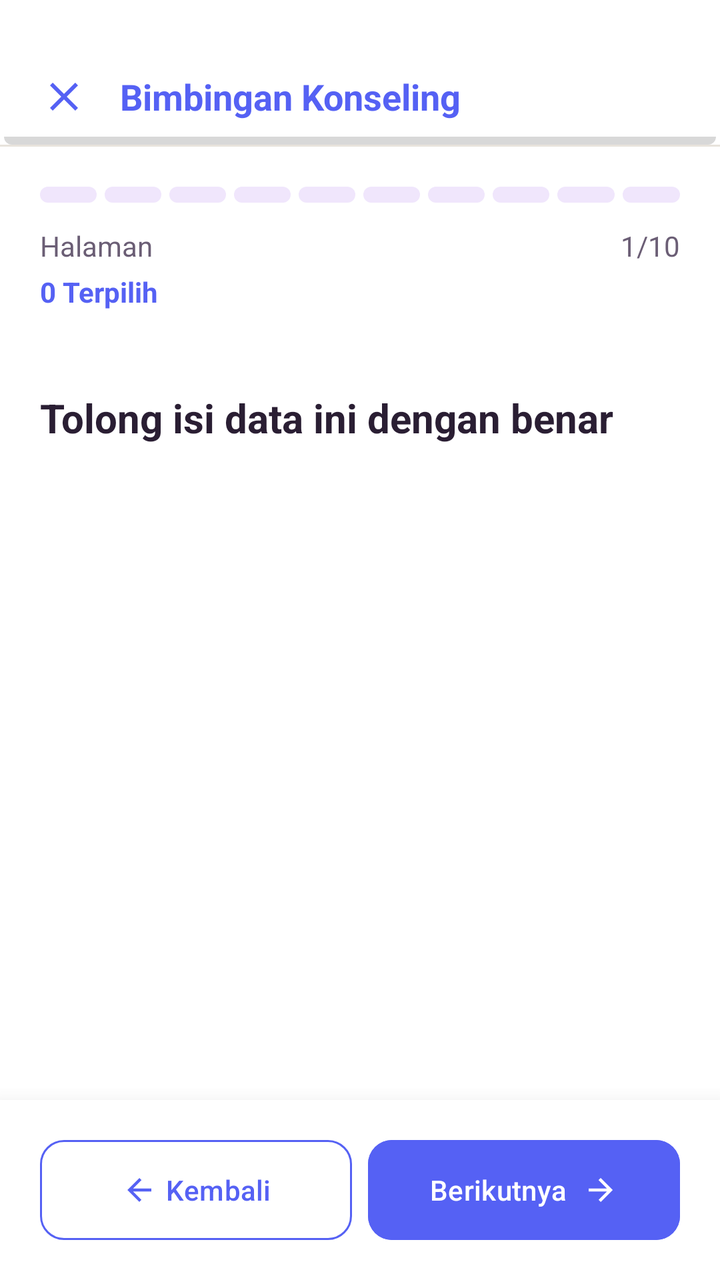
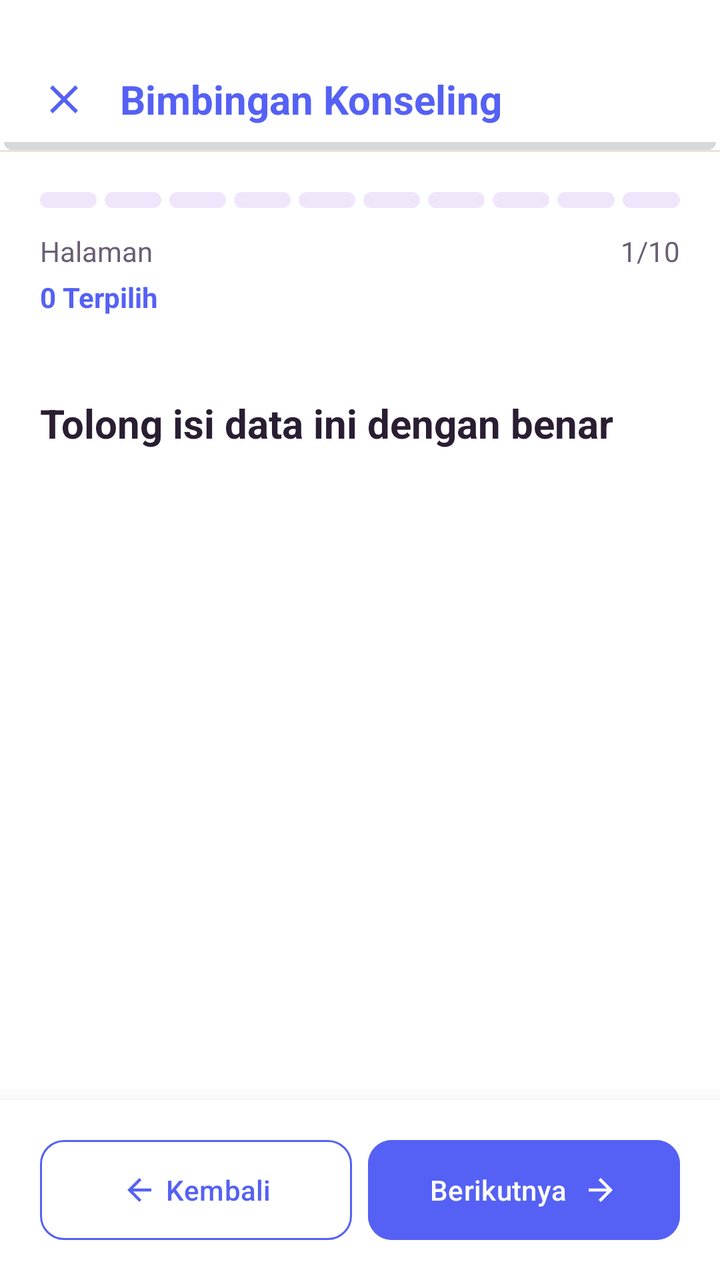

Compare the two renders of this Android layout. The source of the first and the diff that turns it into the second are given below.
<!-- AndroidManifest.xml: application theme Theme.BkNova -->
<!-- res/layout/fragment_form_aum_siswa.xml -->
<?xml version="1.0" encoding="utf-8"?>
<androidx.constraintlayout.widget.ConstraintLayout xmlns:android="http://schemas.android.com/apk/res/android"
    xmlns:app="http://schemas.android.com/apk/res-auto"
    xmlns:tools="http://schemas.android.com/tools"
    android:layout_width="match_parent"
    android:layout_height="match_parent"
    android:background="@color/white"
    tools:context=".fragment.FormAumFragment">

    
    <androidx.constraintlayout.widget.ConstraintLayout
        android:id="@+id/header"
        android:layout_width="match_parent"
        android:layout_height="wrap_content"
        android:paddingTop="36dp"
        android:paddingBottom="12dp"
        android:paddingHorizontal="20dp"
        android:background="@drawable/bg_header"
        app:layout_constraintTop_toTopOf="parent">

        <ImageView
            android:id="@+id/btn_close"
            android:layout_width="24dp"
            android:layout_height="24dp"
            android:contentDescription="@string/cd_tutup"
            android:src="@drawable/ic_close"
            app:layout_constraintBottom_toBottomOf="parent"
            app:layout_constraintStart_toStartOf="parent"
            app:layout_constraintTop_toTopOf="parent"
            app:tint="@color/brand_primary" />

        <TextView
            android:layout_width="wrap_content"
            android:layout_height="wrap_content"
            android:layout_marginStart="16dp"
            android:text="@string/bk"
            android:textColor="@color/brand_primary"
            android:textSize="18sp"
            android:textStyle="bold"
            app:layout_constraintBottom_toBottomOf="parent"
            app:layout_constraintStart_toEndOf="@id/btn_close"
            app:layout_constraintTop_toTopOf="parent" />


    </androidx.constraintlayout.widget.ConstraintLayout>

    <View
        android:id="@+id/divider_header"
        android:layout_width="match_parent"
        android:layout_height="1dp"
        android:background="@color/divider_color"
        app:layout_constraintTop_toBottomOf="@id/header" />

    
    <LinearLayout
        android:id="@+id/progress_section"
        android:layout_width="match_parent"
        android:layout_height="wrap_content"
        android:orientation="vertical"
        android:padding="20dp"
        app:layout_constraintTop_toBottomOf="@id/divider_header">

        
        <LinearLayout
            android:id="@+id/container_progress_bars"
            android:layout_width="match_parent"
            android:layout_height="8dp"
            android:orientation="horizontal"
            android:weightSum="10">

            
            <View android:id="@+id/step_1" android:layout_width="0dp" android:layout_height="match_parent" android:layout_weight="1" android:layout_marginEnd="4dp" android:background="@drawable/bg_progress_segment" />
            <View android:id="@+id/step_2" android:layout_width="0dp" android:layout_height="match_parent" android:layout_weight="1" android:layout_marginEnd="4dp" android:background="@drawable/bg_progress_segment" />
            <View android:id="@+id/step_3" android:layout_width="0dp" android:layout_height="match_parent" android:layout_weight="1" android:layout_marginEnd="4dp" android:background="@drawable/bg_progress_segment" />
            <View android:id="@+id/step_4" android:layout_width="0dp" android:layout_height="match_parent" android:layout_weight="1" android:layout_marginEnd="4dp" android:background="@drawable/bg_progress_segment" />
            <View android:id="@+id/step_5" android:layout_width="0dp" android:layout_height="match_parent" android:layout_weight="1" android:layout_marginEnd="4dp" android:background="@drawable/bg_progress_segment" />
            <View android:id="@+id/step_6" android:layout_width="0dp" android:layout_height="match_parent" android:layout_weight="1" android:layout_marginEnd="4dp" android:background="@drawable/bg_progress_segment" />
            <View android:id="@+id/step_7" android:layout_width="0dp" android:layout_height="match_parent" android:layout_weight="1" android:layout_marginEnd="4dp" android:background="@drawable/bg_progress_segment" />
            <View android:id="@+id/step_8" android:layout_width="0dp" android:layout_height="match_parent" android:layout_weight="1" android:layout_marginEnd="4dp" android:background="@drawable/bg_progress_segment" />
            <View android:id="@+id/step_9" android:layout_width="0dp" android:layout_height="match_parent" android:layout_weight="1" android:layout_marginEnd="4dp" android:background="@drawable/bg_progress_segment" />
            <View android:id="@+id/step_10" android:layout_width="0dp" android:layout_height="match_parent" android:layout_weight="1" android:background="@drawable/bg_progress_segment" />

        </LinearLayout>

        <RelativeLayout
            android:layout_width="match_parent"
            android:layout_height="wrap_content"
            android:layout_marginTop="12dp">

            <TextView
                android:id="@+id/tv_progress_label"
                android:layout_width="wrap_content"
                android:layout_height="wrap_content"
                android:layout_alignParentStart="true"
                android:text="Halaman"
                android:textColor="@color/text_color_secondary"
                android:textSize="14sp" />

            <TextView
                android:id="@+id/tv_progress_percent"
                android:layout_width="wrap_content"
                android:layout_height="wrap_content"
                android:layout_alignParentEnd="true"
                android:text="1/10"
                android:textColor="@color/text_color_secondary"
                android:textSize="14sp" />

            <TextView
                android:id="@+id/tv_selected_count"
                android:layout_width="wrap_content"
                android:layout_height="wrap_content"
                android:layout_below="@id/tv_progress_label"
                android:layout_alignParentStart="true"
                android:layout_marginTop="4dp"
                android:text="0 Terpilih"
                android:textColor="@color/brand_primary"
                android:textSize="14sp"
                android:textStyle="bold" />

        </RelativeLayout>

    </LinearLayout>

    
    <androidx.core.widget.NestedScrollView
        android:id="@+id/scroll_view_content"
        android:layout_width="match_parent"
        android:layout_height="0dp"
        android:fillViewport="true"
        app:layout_constraintBottom_toTopOf="@id/bottom_nav"
        app:layout_constraintTop_toBottomOf="@id/progress_section">

        <LinearLayout
            android:layout_width="match_parent"
            android:layout_height="wrap_content"
            android:orientation="vertical"
            android:padding="20dp">

            <TextView
                android:id="@+id/tv_question_title"
                android:layout_width="match_parent"
                android:layout_height="wrap_content"

                android:text="@string/aum_q1_text"
                android:textColor="@color/text_color_primary"
                android:textSize="20sp"
                android:textStyle="bold" />

            <LinearLayout
                android:id="@+id/container_options"
                android:layout_width="match_parent"
                android:layout_height="wrap_content"
                android:layout_marginTop="24dp"
                android:orientation="vertical">

                

            </LinearLayout>

        </LinearLayout>
    </androidx.core.widget.NestedScrollView>

    
    <LinearLayout
        android:id="@+id/bottom_nav"
        android:layout_width="match_parent"
        android:layout_height="wrap_content"
        android:background="@color/white"
        android:elevation="16dp"
        android:orientation="horizontal"
        android:padding="20dp"
        android:gravity="center"
        android:fitsSystemWindows="true"
        app:layout_constraintBottom_toBottomOf="parent"
        app:layout_constraintStart_toStartOf="parent"
        app:layout_constraintEnd_toEndOf="parent">

        <com.google.android.material.button.MaterialButton
            android:id="@+id/btn_back"
            style="@style/Widget.Material3.Button.OutlinedButton"
            android:layout_width="0dp"
            android:layout_height="50dp"
            android:layout_marginEnd="4dp"
            android:layout_weight="1"
            android:text="@string/btn_kembali"
            android:textAllCaps="false"
            android:textColor="@color/brand_primary"
            android:insetTop="0dp"
            android:insetBottom="0dp"
            app:cornerRadius="12dp"
            app:icon="@drawable/ic_arrow_back"
            app:iconGravity="textStart"
            app:iconTint="@color/brand_primary"
            app:strokeColor="@color/brand_primary" />

        <com.google.android.material.button.MaterialButton
            android:id="@+id/btn_next"
            android:layout_width="0dp"
            android:layout_height="50dp"
            android:layout_marginStart="4dp"
            android:layout_weight="1"
            android:backgroundTint="@color/brand_primary"
            android:text="@string/btn_selanjutnya"
            android:textAllCaps="false"
            android:textColor="@color/white"
            android:insetTop="0dp"
            android:insetBottom="0dp"
            app:cornerRadius="12dp"
            app:icon="@drawable/ic_arrow_forward"
            app:iconGravity="textEnd"
            app:iconTint="@color/white" />

    </LinearLayout>

</androidx.constraintlayout.widget.ConstraintLayout>
<!-- resources referenced by this layout -->
<resources>
  <color name="brand_primary">#5561F4</color>
  <color name="divider_color">#E8E3DC</color>
  <color name="text_color_primary">#2A1E33</color>
  <color name="text_color_secondary">#6B5E75</color>
  <color name="white">#FFFFFFFF</color>
  <!-- drawable bg_header (drawable) -->
  <?xml version="1.0" encoding="utf-8"?>
  <layer-list xmlns:android="http://schemas.android.com/apk/res/android">
  
      
      <item
          android:left="2dp"
          android:right="2dp"
          android:top="4dp">
          <shape android:shape="rectangle">
              <solid android:color="#27000000"/>
              <corners android:radius="4dp" />
          </shape>
      </item>
  
      
      <item
          android:right="0dp"
          android:bottom="4dp">
          <shape android:shape="rectangle">
              <solid android:color="#FFFFFF" />
          </shape>
      </item>
  
  </layer-list>
  <!-- drawable bg_progress_segment (drawable) -->
  <?xml version="1.0" encoding="utf-8"?>
  <shape xmlns:android="http://schemas.android.com/apk/res/android"
      android:shape="rectangle">
      <corners android:radius="100dp" />
      <solid android:color="@color/brand_soft" />
  </shape>
  <!-- drawable ic_arrow_back (drawable) -->
  <vector xmlns:android="http://schemas.android.com/apk/res/android"
      android:width="24dp"
      android:height="24dp"
      android:viewportWidth="24"
      android:viewportHeight="24">
      <path
          android:fillColor="#FF000000"
          android:pathData="M20,11H7.83l5.59,-5.59L12,4l-8,8 8,8 1.41,-1.41L7.83,13H20v-2z" />
  </vector>
  <!-- drawable ic_arrow_forward (drawable) -->
  <vector xmlns:android="http://schemas.android.com/apk/res/android"
      android:width="24dp"
      android:height="24dp"
      android:viewportWidth="24"
      android:viewportHeight="24">
      <path
          android:fillColor="#FF000000"
          android:pathData="M12,4l-1.41,1.41L16.17,11H4v2h12.17l-5.58,5.59L12,20l8,-8z" />
  </vector>
  <!-- drawable ic_close (drawable) -->
  <vector xmlns:android="http://schemas.android.com/apk/res/android"
      android:width="24dp"
      android:height="24dp"
      android:viewportWidth="24"
      android:viewportHeight="24">
      <path
          android:fillColor="#FF000000"
          android:pathData="M19,6.41L17.59,5L12,10.59L6.41,5L5,6.41L10.59,12L5,17.59L6.41,19L12,13.41L17.59,19L19,17.59L13.41,12L19,6.41Z" />
  </vector>
  <string name="aum_q1_text">Tolong isi data ini dengan benar</string>
  <string name="bk">Bimbingan Konseling</string>
  <string name="btn_kembali">Kembali</string>
  <string name="btn_selanjutnya">Berikutnya</string>
  <string name="cd_tutup">Tutup</string>
  <style name="Theme.BkNova" parent="Base.Theme.BkNova" />
  <color name="brand_soft">#F0E6FC</color>
  <color name="accent_pink">#FF7FAF</color>
  <color name="accent_pink_soft">#FFECF3</color>
  <color name="accent_peach">#FFC6BF</color>
  <color name="accent_peach_soft">#FFE8E5</color>
  <color name="background_cream">#F8F7F2</color>
  <color name="red_text">#DC2626</color>
  <color name="red_light">#FEE2E2</color>
  <!-- unchanged entries left out for length: 1 -->
</resources>

<!-- the commit's change to res/layout/fragment_form_aum_siswa.xml (unified diff, before → after) -->
@@ -35,7 +35,7 @@
             android:layout_marginStart="16dp"
             android:text="@string/bk"
             android:textColor="@color/brand_primary"
-            android:textSize="18sp"
+            android:textSize="20sp"
             android:textStyle="bold"
             app:layout_constraintBottom_toBottomOf="parent"
             app:layout_constraintStart_toEndOf="@id/btn_close"
